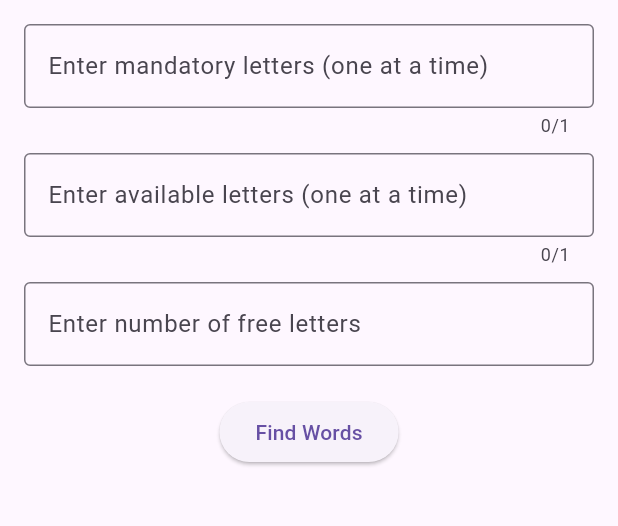
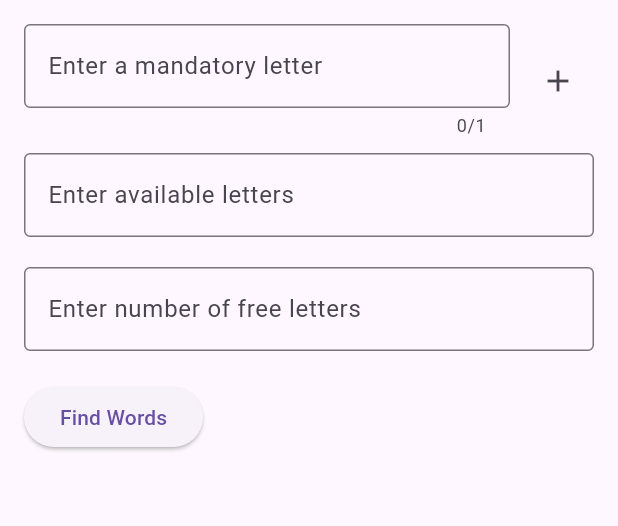
Before and after one commit to abdelaziz-mahdy/zigity_word_solver, a Flutter app: the screen it shows after launch, on a phone screen of 412 x 824 dp, the part 84-610 px from its top. Run offline on Flutter 3.47's test engine with Material 3 defaults, Android fonts, the phone set to English and light mode, and no system bars.

Commit message:
update ui/ux

```diff
--- a/lib/main.dart
+++ b/lib/main.dart
@@ -33,6 +33,13 @@ class MyHomePage extends StatelessWidget {
   Widget build(BuildContext context) {
     final wordController = Provider.of<WordController>(context);
 
+    // Initialize text editing controllers
+    final TextEditingController mandatoryLetterController =
+        TextEditingController();
+    final TextEditingController availableLetterController =
+        TextEditingController();
+    final TextEditingController freeLettersController = TextEditingController();
+
     return Scaffold(
       appBar: AppBar(
         backgroundColor: Theme.of(context).colorScheme.inversePrimary,
@@ -41,38 +48,67 @@ class MyHomePage extends StatelessWidget {
       body: Padding(
         padding: const EdgeInsets.all(16.0),
         child: Column(
+          crossAxisAlignment: CrossAxisAlignment.start,
           children: [
+            // Mandatory Letters Input
+            Row(
+              children: [
+                Expanded(
+                  child: TextField(
+                    controller: mandatoryLetterController,
+                    decoration: const InputDecoration(
+                      labelText: 'Enter a mandatory letter',
+                      border: OutlineInputBorder(),
+                    ),
+                    maxLength: 1, // Restrict to a single character
+                    inputFormatters: [
+                      FilteringTextInputFormatter.allow(
+                          RegExp(r'[a-zA-Z]')), // Allow only letters
+                    ],
+                    onChanged: (value) {
+                      if (value.length == 1) {
+                        wordController.addMandatoryLetter(value);
+                        mandatoryLetterController.clear(); // Clear after input
+                      }
+                    },
+                  ),
+                ),
+                const SizedBox(width: 8),
+                IconButton(
+                  icon: const Icon(Icons.add),
+                  onPressed: () {
+                    if (mandatoryLetterController.text.isNotEmpty) {
+                      wordController
+                          .addMandatoryLetter(mandatoryLetterController.text);
+                      mandatoryLetterController.clear();
+                    }
+                  },
+                ),
+              ],
+            ),
+            const SizedBox(height: 10),
+
+            // Available Letters Input
             TextField(
+              controller: availableLetterController,
               decoration: const InputDecoration(
-                labelText: 'Enter mandatory letters (one at a time)',
+                labelText: 'Enter available letters',
                 border: OutlineInputBorder(),
               ),
-              maxLength: 1,
               inputFormatters: [
-                FilteringTextInputFormatter.allow(RegExp(r'[a-zA-Z]')), // Allow only letters
+                FilteringTextInputFormatter.allow(
+                    RegExp(r'[a-zA-Z]')), // Allow only letters
               ],
               onChanged: (value) {
                 if (value.isNotEmpty) {
-                  wordController.addMandatoryLetter(value);
+                  wordController.addAvailableLetter(value);
+                  availableLetterController.clear(); // Clear after input
                 }
               },
             ),
             const SizedBox(height: 10),
-            TextField(
-              decoration: const InputDecoration(
-                labelText: 'Enter available letters (one at a time)',
-                border: OutlineInputBorder(),
-              ),
-              maxLength: 1,
-              inputFormatters: [
-                FilteringTextInputFormatter.allow(RegExp(r'[a-zA-Z]')), // Allow only letters
-              ],
-              onChanged: (value) {
-                if (value.isNotEmpty) {
-                  wordController.addAvailableLetter(value);
-                }
-              },
-            ),
+
+            // Display Chips for Letters
             Wrap(
               spacing: 8.0,
               runSpacing: 4.0,
@@ -80,17 +116,22 @@ class MyHomePage extends StatelessWidget {
                 ...wordController.mandatoryLetters.map((letter) => Chip(
                       label: Text(letter),
                       backgroundColor: Colors.redAccent,
-                      onDeleted: () => wordController.removeMandatoryLetter(letter),
+                      onDeleted: () =>
+                          wordController.removeMandatoryLetter(letter),
                     )),
                 ...wordController.availableLetters.map((letter) => Chip(
                       label: Text(letter),
                       backgroundColor: Colors.blueAccent,
-                      onDeleted: () => wordController.removeAvailableLetter(letter),
+                      onDeleted: () =>
+                          wordController.removeAvailableLetter(letter),
                     )),
               ],
             ),
             const SizedBox(height: 10),
+
+            // Free Letters Input
             TextField(
+              controller: freeLettersController,
               decoration: const InputDecoration(
                 labelText: 'Enter number of free letters',
                 border: OutlineInputBorder(),
@@ -101,14 +142,19 @@ class MyHomePage extends StatelessWidget {
               ],
             ),
             const SizedBox(height: 20),
+
+            // Find Words Button
             ElevatedButton(
               onPressed: () {
                 // Trigger word search
-                wordController.findWords(int.tryParse(freeLettersController.text) ?? 0);
+                wordController
+                    .findWords(int.tryParse(freeLettersController.text) ?? 0);
               },
               child: const Text('Find Words'),
             ),
             const SizedBox(height: 20),
+
+            // Results or Loading Indicator
             wordController.loading
                 ? const CircularProgressIndicator()
                 : Expanded(
```
